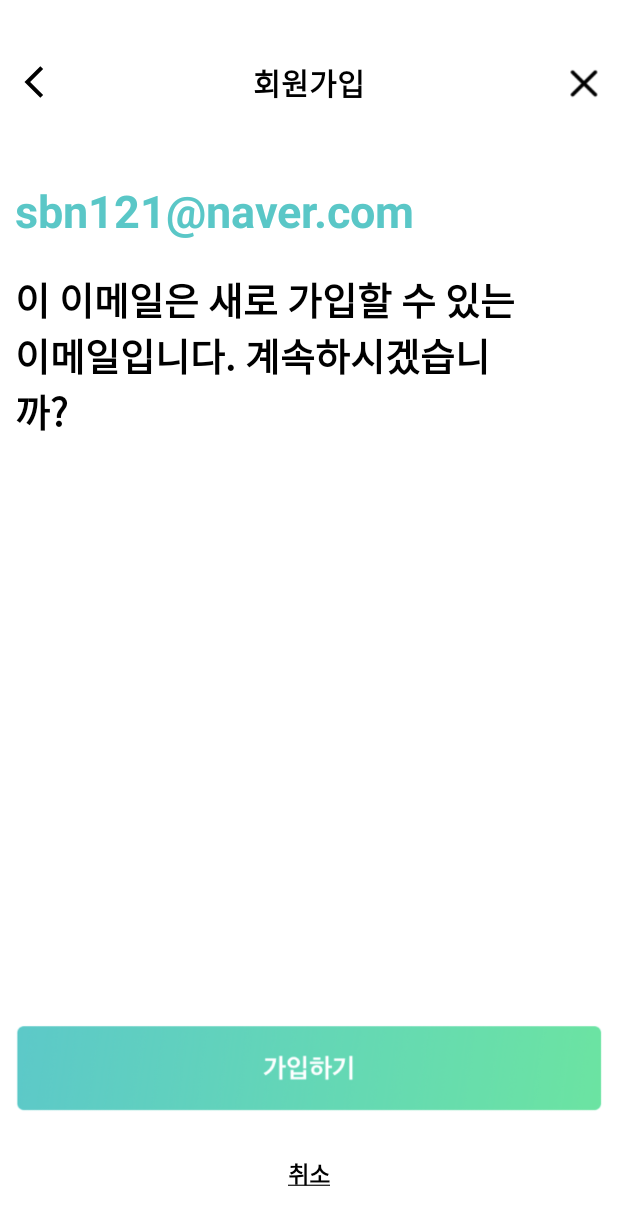
After one commit to sbn121/Phoning, an Android app: the CheckJoinActivity screen opened directly, with no data from a screen before it, on a phone screen of 412 x 824 dp. The commit adds this screen. Shown: the top 1225 px of the screen. Run offline under Robolectric (Android 15) with nearby library versions, the phone set to English and light mode, and no system bars.

Commit message:
이메일 입력, 이메일 확인

```diff
--- a/LastCloneAppProject/app/src/main/AndroidManifest.xml
+++ b/LastCloneAppProject/app/src/main/AndroidManifest.xml
@@ -15,6 +15,9 @@
         android:theme="@style/Theme.LastCloneAppProject"
         android:usesCleartextTraffic="true"
         tools:targetApi="31">
+        <activity
+            android:name=".login.CheckJoinActivity"
+            android:exported="false" />
         <activity
             android:name=".login.LoginActivity"
             android:exported="false" />
--- /dev/null
+++ b/LastCloneAppProject/app/src/main/java/com/example/lastcloneappproject/login/CheckJoinActivity.java
@@ -0,0 +1,45 @@
+package com.example.lastcloneappproject.login;
+
+import androidx.appcompat.app.AppCompatActivity;
+
+import android.content.Intent;
+import android.os.Bundle;
+
+import com.example.lastcloneappproject.HideActionBar;
+import com.example.lastcloneappproject.R;
+import com.example.lastcloneappproject.databinding.ActivityCheckJoinBinding;
+
+public class CheckJoinActivity extends AppCompatActivity {
+
+    ActivityCheckJoinBinding binding;
+
+    @Override
+    protected void onCreate(Bundle savedInstanceState) {
+        super.onCreate(savedInstanceState);
+        binding = ActivityCheckJoinBinding.inflate(getLayoutInflater());
+        setContentView(binding.getRoot());
+
+
+        new HideActionBar().hideActionBar(this);
+
+        binding.imgvBack.setOnClickListener(v -> {
+            finish();
+        });
+
+        binding.imgvClose.setOnClickListener(v -> {
+            Intent intent = new Intent();
+            intent.putExtra("result", 0);
+            setResult(RESULT_OK, intent);
+            finish();
+        });
+
+        binding.tvBack.setOnClickListener(v -> {
+            finish();
+        });
+
+        binding.imgvJoin.setOnClickListener(v -> {
+
+        });
+
+    }
+}
--- a/LastCloneAppProject/app/src/main/java/com/example/lastcloneappproject/login/LoginActivity.java
+++ b/LastCloneAppProject/app/src/main/java/com/example/lastcloneappproject/login/LoginActivity.java
@@ -1,7 +1,9 @@
 package com.example.lastcloneappproject.login;
 
+import androidx.annotation.Nullable;
 import androidx.appcompat.app.AppCompatActivity;
 
+import android.content.Intent;
 import android.os.Bundle;
 import android.text.Editable;
 import android.text.TextWatcher;
@@ -37,7 +39,7 @@ public class LoginActivity extends AppCompatActivity {
         });
 
         binding.imgvSubmit.setOnClickListener(v -> {
-            if(binding.edtEmail.getText().toString().length()<1){
+            if(binding.edtEmail.getText().toString().length()<1||!binding.edtEmail.getText().toString().contains("@")){
                 binding.tvWrong.setVisibility(View.VISIBLE);
             }else {
                 CommonConn conn = new CommonConn(this, "checkEmail");
@@ -46,7 +48,9 @@ public class LoginActivity extends AppCompatActivity {
                     if(isResult){
                         PhoningVO vo = new Gson().fromJson( data, new TypeToken< PhoningVO >(){}.getType() );
                         Toast.makeText(this, "로그인 성공!", Toast.LENGTH_SHORT).show();
-                        Log.d("data", "onCreate: "+vo.getName());
+                        Intent intent   = new Intent(LoginActivity.this, CheckJoinActivity.class);
+//                        intent.putExtra("vo", (CharSequence) vo);
+                        startActivityForResult(intent, 0);
                     }else{
                         Toast.makeText(this, "로그인 실패 없는 이메일 입니다.", Toast.LENGTH_SHORT).show();
                     }
@@ -78,4 +82,17 @@ public class LoginActivity extends AppCompatActivity {
         });
 
     }
+
+    public void onActivityResult(int requestCode, int resultCode, @Nullable Intent data) {
+        super.onActivityResult(requestCode, resultCode, data);
+        if(requestCode == 0 && data==null){
+
+        }else if(requestCode == 0 && data.getIntExtra("result", -1)==0){
+            finish();
+
+        }else {
+
+        }
+    }
+
 }
--- /dev/null
+++ b/LastCloneAppProject/app/src/main/res/drawable/baseline_arrow_back_ios_new_24.xml
@@ -0,0 +1,5 @@
+<vector android:height="24dp" android:tint="#000000"
+    android:viewportHeight="24" android:viewportWidth="24"
+    android:width="24dp" xmlns:android="http://schemas.android.com/apk/res/android">
+    <path android:fillColor="@android:color/white" android:pathData="M17.77,3.77l-1.77,-1.77l-10,10l10,10l1.77,-1.77l-8.23,-8.23z"/>
+</vector>
--- /dev/null
+++ b/LastCloneAppProject/app/src/main/res/layout/activity_check_join.xml
@@ -0,0 +1,89 @@
+<?xml version="1.0" encoding="utf-8"?>
+<LinearLayout
+    xmlns:android="http://schemas.android.com/apk/res/android"
+    xmlns:app="http://schemas.android.com/apk/res-auto"
+    xmlns:tools="http://schemas.android.com/tools"
+    android:layout_width="match_parent"
+    android:layout_height="match_parent"
+    tools:context=".login.CheckJoinActivity"
+    android:orientation="vertical">
+
+    <RelativeLayout
+        android:layout_marginTop="40dp"
+        android:layout_marginHorizontal="10dp"
+        android:layout_width="match_parent"
+        android:layout_height="wrap_content">
+
+        <ImageView
+            android:id="@+id/imgv_back"
+            android:layout_centerVertical="true"
+            android:layout_alignParentStart="true"
+            android:layout_width="25dp"
+            android:layout_height="25dp"
+            android:src="@drawable/baseline_arrow_back_ios_new_24"/>
+
+        <TextView
+            android:layout_centerInParent="true"
+            android:layout_width="wrap_content"
+            android:layout_height="wrap_content"
+            android:text="회원가입"
+            android:textColor="@color/black"
+            android:textSize="20dp"
+            android:textStyle="bold"/>
+
+        <ImageView
+            android:id="@+id/imgv_close"
+            android:layout_alignParentEnd="true"
+            android:layout_centerVertical="true"
+            android:layout_width="25dp"
+            android:layout_height="25dp"
+            android:src="@drawable/login_close"/>
+
+    </RelativeLayout>
+    <TextView
+        android:layout_marginHorizontal="10dp"
+        android:layout_marginTop="50dp"
+        android:layout_marginBottom="20dp"
+        android:layout_width="match_parent"
+        android:layout_height="wrap_content"
+        android:text="sbn121@naver.com"
+        android:textColor="#5AC7C7"
+        android:textStyle="bold"
+        android:textSize="30dp"/>
+    <TextView
+        android:layout_marginHorizontal="10dp"
+        android:layout_width="350dp"
+        android:layout_height="wrap_content"
+        android:text="이 이메일은 새로 가입할 수 있는 이메일입니다. 계속하시겠습니까?"
+        android:textSize="25dp"
+        android:textStyle="bold"
+        android:textColor="@color/black"/>
+    <RelativeLayout
+        android:layout_width="match_parent"
+        android:layout_height="match_parent">
+
+    <ImageView
+        android:id="@+id/imgv_join"
+        android:layout_marginHorizontal="10dp"
+        android:layout_above="@id/tv_back"
+        android:layout_centerHorizontal="true"
+        android:layout_width="wrap_content"
+        android:layout_height="wrap_content"
+        android:src="@drawable/check_join"/>
+    <TextView
+        android:layout_centerHorizontal="true"
+        android:layout_marginHorizontal="10dp"
+        android:id="@+id/tv_back"
+        android:layout_marginBottom="20dp"
+        android:layout_alignParentBottom="true"
+        android:layout_width="match_parent"
+        android:layout_height="wrap_content"
+        android:text="@string/check_join"
+        android:textColor="@color/black"
+        android:textStyle="bold"
+        android:textSize="15dp"
+        android:paddingVertical="10dp"
+        android:gravity="center"/>
+
+</RelativeLayout>
+</LinearLayout>
--- a/LastCloneAppProject/app/src/main/res/values/strings.xml
+++ b/LastCloneAppProject/app/src/main/res/values/strings.xml
@@ -8,4 +8,5 @@
     <string name="setting_underline2"><u>App store(Apple)</u></string>
     <string name="setting_underline3"><u>구독 내역 복원</u></string>
     <string name="login_underline"><u>비밀번호를 잊어버리셨나요?</u></string>
+    <string name="check_join"><u>취소</u></string>
 </resources>
```
Also changed, not shown: LastCloneAppProject/app/src/main/res/drawable/check_back.png (added), LastCloneAppProject/app/src/main/res/drawable/check_join.png (added).
